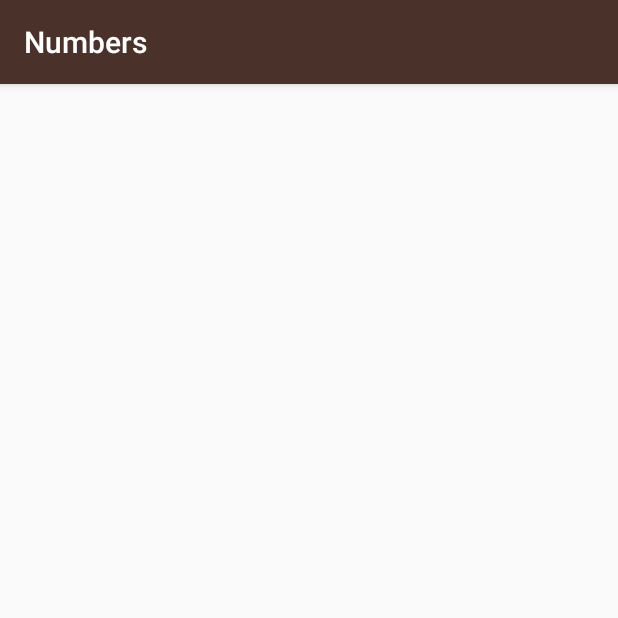
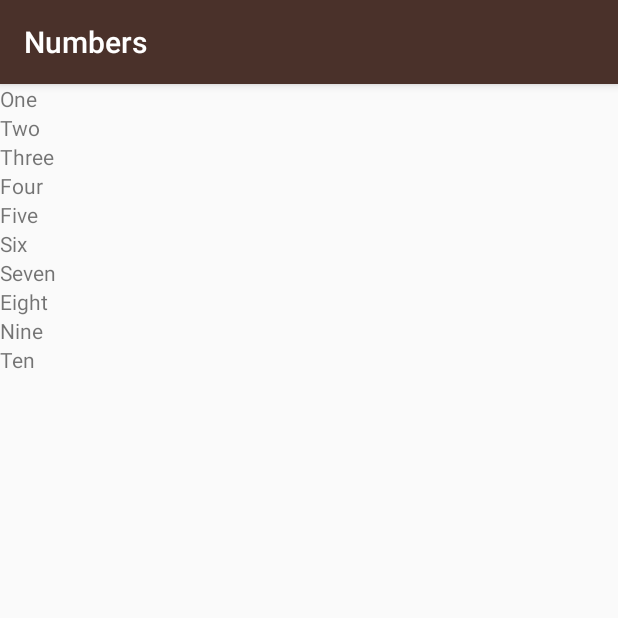
Before and after one commit to cicelcup/MultiScreenUdacity, an Android app: the NumbersActivity screen opened directly, with no data from a screen before it, on a phone screen of 412 x 824 dp, the top half of it. Run offline under Robolectric (Android 15) with nearby library versions, the phone set to English and light mode, and no system bars.

Commit message:
Add list of numbers to the NumbersActivity

```diff
--- a/app/src/main/java/com/example/miwok/NumbersActivity.java
+++ b/app/src/main/java/com/example/miwok/NumbersActivity.java
@@ -2,6 +2,10 @@ package com.example.miwok;
 
 import android.support.v7.app.AppCompatActivity;
 import android.os.Bundle;
+import android.widget.LinearLayout;
+import android.widget.TextView;
+
+import java.util.ArrayList;
 
 public class NumbersActivity extends AppCompatActivity {
 
@@ -9,5 +13,28 @@ public class NumbersActivity extends AppCompatActivity {
     protected void onCreate(Bundle savedInstanceState) {
         super.onCreate(savedInstanceState);
         setContentView(R.layout.activity_numbers);
+
+        ArrayList <String> numbers = new ArrayList<String>();
+        numbers.add(getString(R.string.one));
+        numbers.add(getString(R.string.two));
+        numbers.add(getString(R.string.three));
+        numbers.add(getString(R.string.four));
+        numbers.add(getString(R.string.five));
+        numbers.add(getString(R.string.six));
+        numbers.add(getString(R.string.seven));
+        numbers.add(getString(R.string.eight));
+        numbers.add(getString(R.string.nine));
+        numbers.add(getString(R.string.ten));
+
+        LinearLayout listOfNumbers = findViewById(R.id.layout_id);
+
+        int index=0;
+        while (index < numbers.size()){
+            TextView numberElement = new TextView(this);
+            numberElement.setText(numbers.get(index));
+            listOfNumbers.addView(numberElement);
+            index = index +1;
+        }
+
     }
 }
--- a/app/src/main/res/layout/activity_numbers.xml
+++ b/app/src/main/res/layout/activity_numbers.xml
@@ -1,9 +1,11 @@
 <?xml version="1.0" encoding="utf-8"?>
-<android.support.constraint.ConstraintLayout xmlns:android="http://schemas.android.com/apk/res/android"
+<LinearLayout
+    xmlns:android="http://schemas.android.com/apk/res/android"
     xmlns:app="http://schemas.android.com/apk/res-auto"
     xmlns:tools="http://schemas.android.com/tools"
     android:layout_width="match_parent"
     android:layout_height="match_parent"
-    tools:context=".NumbersActivity">
-
-</android.support.constraint.ConstraintLayout>
+    tools:context=".NumbersActivity"
+    android:orientation="vertical"
+    android:id="@+id/layout_id">
+</LinearLayout>
--- a/app/src/main/res/values/strings.xml
+++ b/app/src/main/res/values/strings.xml
@@ -12,4 +12,16 @@
     <string name="category_family">Family Members</string>
 
     <string name="app_name">Miwok</string>
+
+    <string name="one">One</string>
+    <string name="two">Two</string>
+    <string name="three">Three</string>
+    <string name="four">Four</string>
+    <string name="five">Five</string>
+    <string name="six">Six</string>
+    <string name="seven">Seven</string>
+    <string name="eight">Eight</string>
+    <string name="nine">Nine</string>
+    <string name="ten">Ten</string>
+
 </resources>
```
